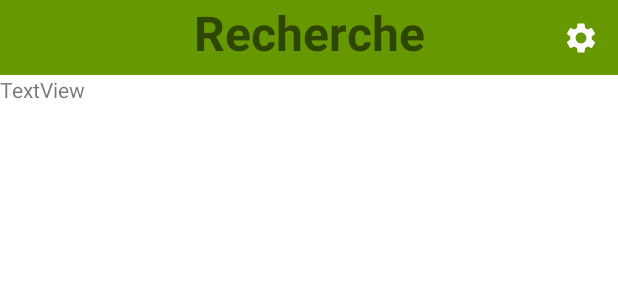
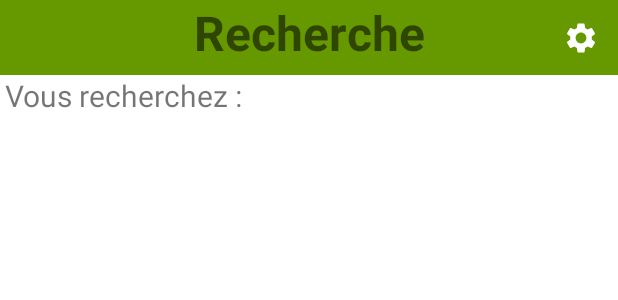
Before and after one commit to mile40/ProjetAndroid, an Android app: the layout searchactivity.xml on its own in the app's theme, with its tools: preview values and no code run, on a phone screen of 412 x 824 dp. Shown: the top 300 px of the screen. Run offline under Robolectric (Android 15) with nearby library versions, the phone set to English and light mode, and no system bars.

Commit message:
added label

```diff
--- a/app/src/main/res/layout/searchactivity.xml
+++ b/app/src/main/res/layout/searchactivity.xml
@@ -29,11 +29,15 @@
         android:layout_below="@+id/searchtext">
 
         <TextView
-            android:id="@+id/textView"
+            android:id="@+id/lab_type_bien"
             android:layout_width="wrap_content"
-            android:layout_height="wrap_content"
+            android:layout_height="30dp"
+            android:layout_marginTop="5px"
+            android:layout_marginLeft="5px"
             android:layout_weight="1"
-            android:text="TextView" />
+            android:textSize="20sp"
+            android:layout_gravity="center_horizontal"
+            android:text="@string/goodType" />
     </LinearLayout>
 
 
```
